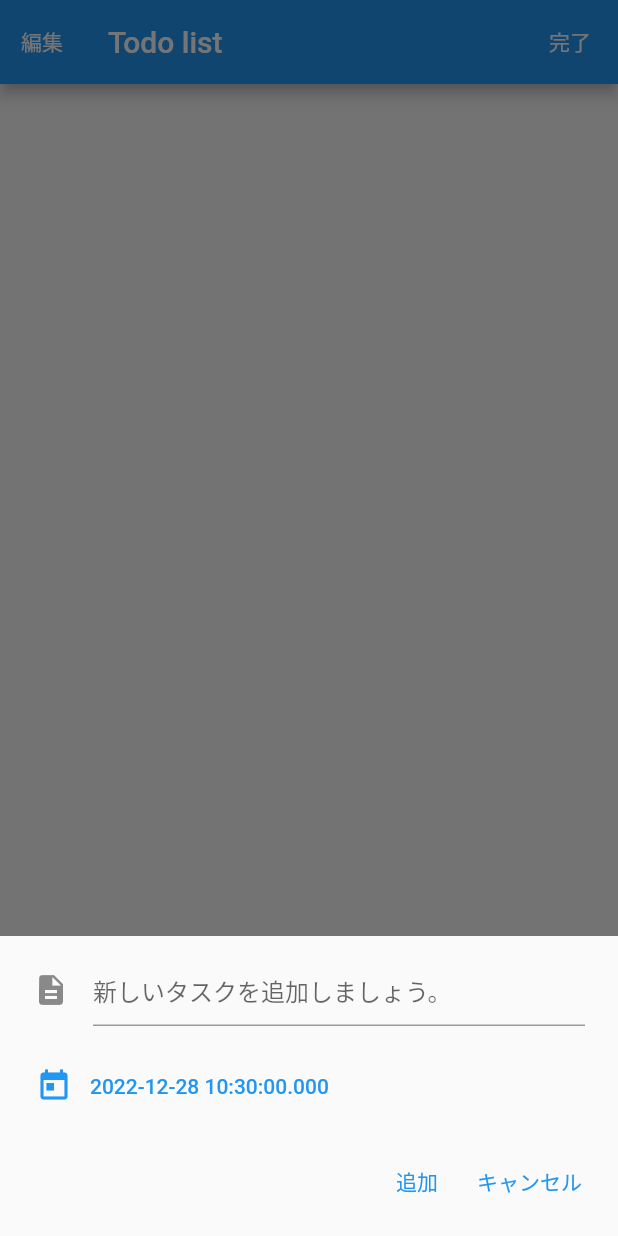
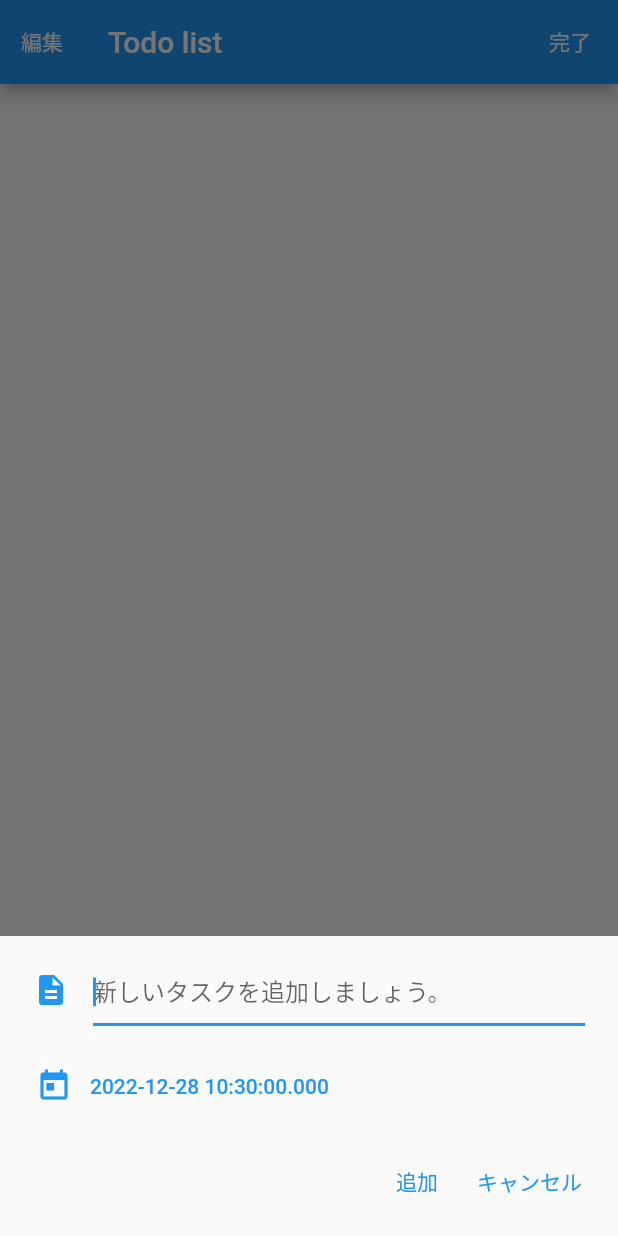
Before and after one commit to MasterHiei/todo_list, a Flutter app: the TodoHomePage screen opened directly, after a tap on the "add" icon, on a phone screen of 412 x 824 dp. Run offline on Flutter 3.47's test engine with Material 2 defaults, Android fonts, the phone set to English and light mode, and no system bars.

Commit message:
refactor: minor fixes

```diff
--- a/lib/components/create_todo_bottom_sheet.dart
+++ b/lib/components/create_todo_bottom_sheet.dart
@@ -46,6 +46,7 @@ class _CreateTodoBottomSheetState extends State<CreateTodoBottomSheet> {
                   icon: Icon(Icons.description),
                   hintText: '新しいタスクを追加しましょう。',
                 ),
+                autofocus: true,
               ),
             ),
             const SizedBox(height: 16),
--- a/lib/main.dart
+++ b/lib/main.dart
@@ -14,7 +14,7 @@ class MyApp extends StatelessWidget {
     return MaterialApp(
       title: 'Todo list',
       theme: ThemeData.light(),
-      home: const TodoHomePage(),
+      home: TodoHomePage(),
     );
   }
 }
--- a/lib/pages/todo_home_page.dart
+++ b/lib/pages/todo_home_page.dart
@@ -2,14 +2,9 @@ import 'package:flutter/material.dart';
 
 import '../components/index.dart';
 
-class TodoHomePage extends StatefulWidget {
-  const TodoHomePage({Key? key}) : super(key: key);
+class TodoHomePage extends StatelessWidget {
+  TodoHomePage({super.key});
 
-  @override
-  State<TodoHomePage> createState() => _TodoHomePageState();
-}
-
-class _TodoHomePageState extends State<TodoHomePage> {
   final _todoListViewKey = GlobalKey<TodoListViewState>();
 
   @override
```
